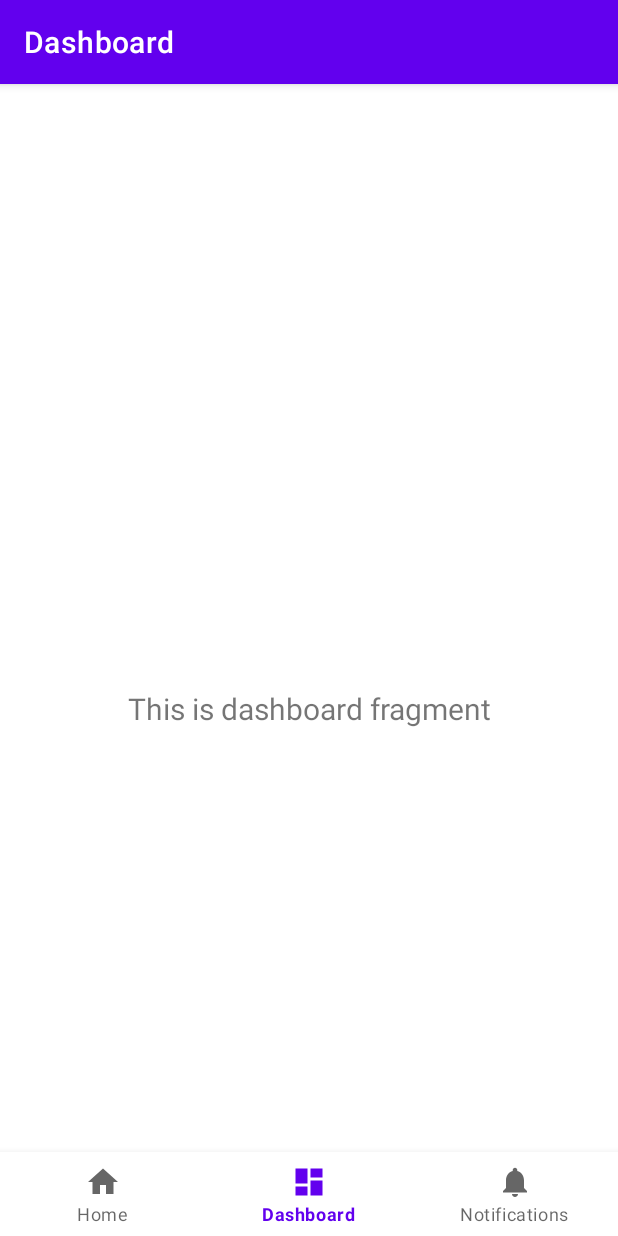
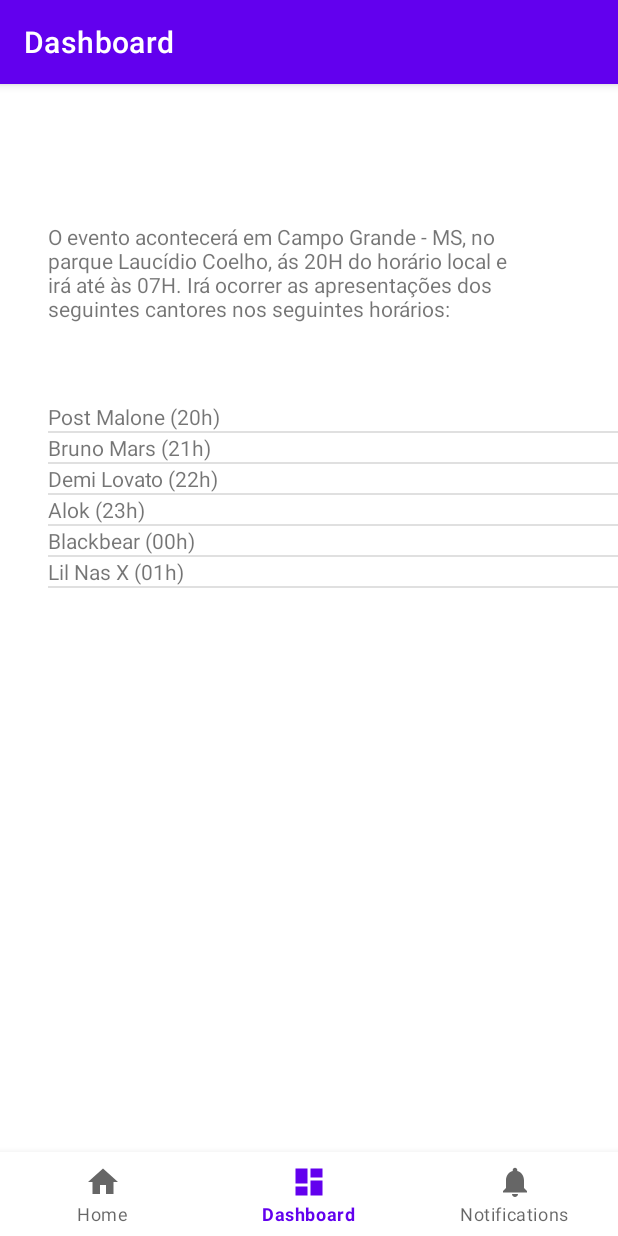
Before and after one commit to Hallyson34/TrabalhoIngressos, an Android app: the DashboardFragment screen opened through its navigation route, on a phone screen of 412 x 824 dp. Run offline under Robolectric (Android 15) with nearby library versions, the phone set to English and light mode, and no system bars; our stand-ins replace navigation-ui.

Commit message:
add listview

```diff
--- a/app/src/main/java/com/example/trabalhoevento/ui/dashboard/DashboardFragment.java
+++ b/app/src/main/java/com/example/trabalhoevento/ui/dashboard/DashboardFragment.java
@@ -1,32 +1,78 @@
 package com.example.trabalhoevento.ui.dashboard;
 
+import android.database.DataSetObserver;
 import android.os.Bundle;
 import android.view.LayoutInflater;
 import android.view.View;
 import android.view.ViewGroup;
+import android.widget.ArrayAdapter;
+import android.widget.BaseAdapter;
+import android.widget.ListAdapter;
+import android.widget.ListView;
 import android.widget.TextView;
 
 import androidx.annotation.NonNull;
 import androidx.fragment.app.Fragment;
 import androidx.lifecycle.ViewModelProvider;
 
+import com.example.trabalhoevento.R;
 import com.example.trabalhoevento.databinding.FragmentDashboardBinding;
+
+import java.util.ArrayList;
 
 public class DashboardFragment extends Fragment {
 
     private FragmentDashboardBinding binding;
+    private ListView listView;
 
     public View onCreateView(@NonNull LayoutInflater inflater,
                              ViewGroup container, Bundle savedInstanceState) {
-        DashboardViewModel dashboardViewModel =
-                new ViewModelProvider(this).get(DashboardViewModel.class);
 
-        binding = FragmentDashboardBinding.inflate(inflater, container, false);
-        View root = binding.getRoot();
+        View contentView = inflater.inflate(R.layout.fragment_dashboard, container, false);
+        ListView listView = contentView.findViewById(R.id.list_view);
 
-        final TextView textView = binding.textDashboard;
-        dashboardViewModel.getText().observe(getViewLifecycleOwner(), textView::setText);
-        return root;
+        MyAdapter listAdapter = new MyAdapter();
+        listView.setAdapter(listAdapter);
+        return contentView;
+    }
+
+    private class MyAdapter extends BaseAdapter {
+
+        // override other abstract methods here
+        String[] shows = new String[]
+                {
+                        "Post Malone (20h)",
+                        "Bruno Mars (21h)",
+                        "Demi Lovato (22h)",
+                        "Alok (23h)",
+                        "Blackbear (00h)",
+                        "Lil Nas X (01h)",
+                };
+
+        @Override
+        public int getCount() {
+            return shows.length;
+        }
+
+        @Override
+        public Object getItem(int i) {
+            return shows[i];
+        }
+
+        @Override
+        public long getItemId(int i) {
+            return i;
+        }
+
+        @Override
+        public View getView(int position, View convertView, ViewGroup container) {
+            if (convertView == null) {
+                convertView = getLayoutInflater().inflate(R.layout.fragment_dashboard, container, false);
+            }
+            TextView textView = new TextView(getContext());
+            textView.setText(shows[position]);
+            return textView;
+        }
     }
 
     @Override
--- a/app/src/main/res/layout/fragment_dashboard.xml
+++ b/app/src/main/res/layout/fragment_dashboard.xml
@@ -19,4 +19,25 @@
         app:layout_constraintEnd_toEndOf="parent"
         app:layout_constraintStart_toStartOf="parent"
         app:layout_constraintTop_toTopOf="parent" />
+
+    <ListView
+        android:id="@+id/list_view"
+        android:layout_width="388dp"
+        android:layout_height="536dp"
+        android:layout_marginStart="32dp"
+        android:layout_marginTop="156dp"
+        app:layout_constraintStart_toStartOf="parent"
+        app:layout_constraintTop_toTopOf="parent" />
+
+    <TextView
+        android:id="@+id/textView"
+        android:layout_width="333dp"
+        android:layout_height="111dp"
+        android:layout_marginStart="32dp"
+        android:layout_marginTop="36dp"
+        android:text="@string/about_text"
+        app:layout_constraintEnd_toEndOf="parent"
+        app:layout_constraintHorizontal_bias="0.0"
+        app:layout_constraintStart_toStartOf="parent"
+        app:layout_constraintTop_toTopOf="parent" />
 </androidx.constraintlayout.widget.ConstraintLayout>
--- a/app/src/main/res/values/strings.xml
+++ b/app/src/main/res/values/strings.xml
@@ -3,4 +3,5 @@
     <string name="title_home">Home</string>
     <string name="title_dashboard">Dashboard</string>
     <string name="title_notifications">Notifications</string>
+    <string name="about_text">O evento acontecerá em Campo Grande - MS, no parque Laucídio Coelho, ás 20H do horário local e irá até às 07H. Irá ocorrer as apresentações dos seguintes cantores nos seguintes horários:</string>
 </resources>
```
